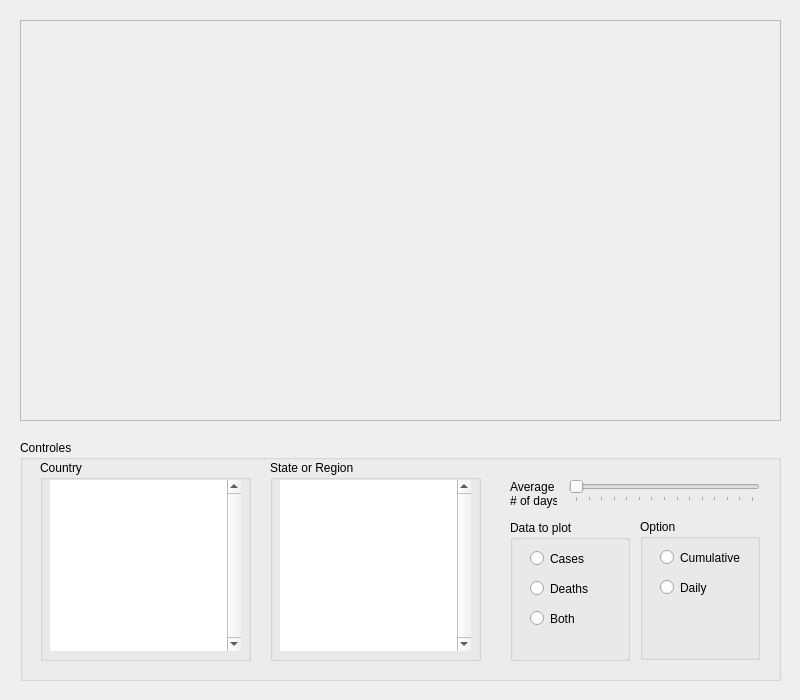
Scoowy/PythonLuisa, file proyecto-final-a-lfbermeo-main/gui/MainWindow.ui: the form before one commit.
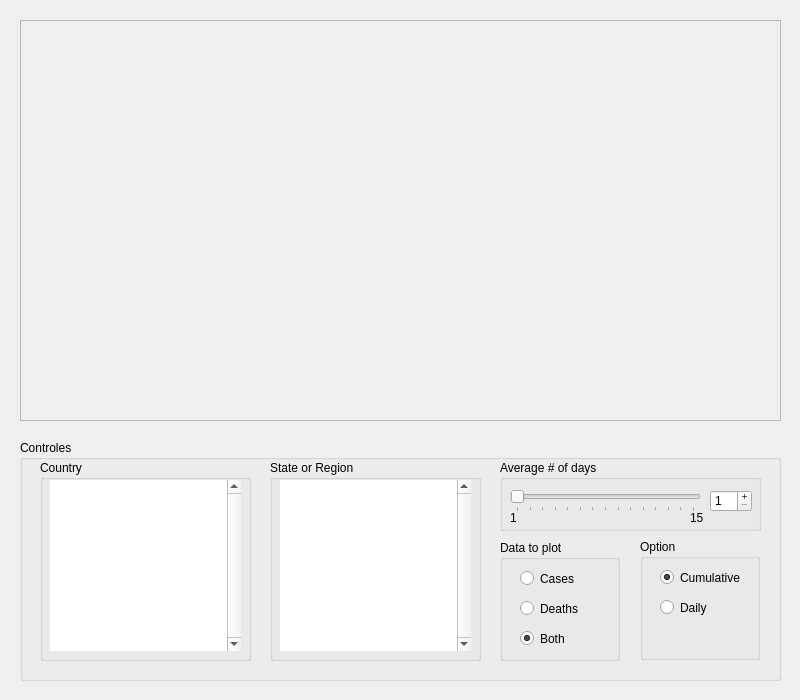
The form after the commit.

The edit to the form file:
```diff
--- a/proyecto-final-a-lfbermeo-main/gui/MainWindow.ui
+++ b/proyecto-final-a-lfbermeo-main/gui/MainWindow.ui
@@ -30,55 +30,13 @@
     <property name="title">
      <string>Controles</string>
     </property>
-    <widget class="QSlider" name="sldAverageDays">
-     <property name="geometry">
-      <rect>
-       <x>549</x>
-       <y>40</y>
-       <width>191</width>
-       <height>22</height>
-      </rect>
-     </property>
-     <property name="minimum">
-      <number>1</number>
-     </property>
-     <property name="maximum">
-      <number>15</number>
-     </property>
-     <property name="orientation">
-      <enum>Qt::Horizontal</enum>
-     </property>
-     <property name="tickPosition">
-      <enum>QSlider::TicksBelow</enum>
-     </property>
-     <property name="tickInterval">
-      <number>1</number>
-     </property>
-    </widget>
-    <widget class="QLabel" name="label_3">
-     <property name="geometry">
-      <rect>
-       <x>490</x>
-       <y>40</y>
-       <width>47</width>
-       <height>31</height>
-      </rect>
-     </property>
-     <property name="text">
-      <string>Average
-# of days</string>
-     </property>
-     <property name="alignment">
-      <set>Qt::AlignLeading|Qt::AlignLeft|Qt::AlignTop</set>
-     </property>
-    </widget>
     <widget class="QGroupBox" name="pnlOptions">
      <property name="geometry">
       <rect>
        <x>620</x>
-       <y>79</y>
+       <y>99</y>
        <width>120</width>
-       <height>141</height>
+       <height>121</height>
       </rect>
      </property>
      <property name="title">
@@ -96,6 +54,9 @@
       <property name="text">
        <string>Cumulative</string>
       </property>
+      <property name="checked">
+       <bool>true</bool>
+      </property>
      </widget>
      <widget class="QRadioButton" name="rdbDaily">
       <property name="geometry">
@@ -114,10 +75,10 @@
     <widget class="QGroupBox" name="pnlDataPlot">
      <property name="geometry">
       <rect>
-       <x>490</x>
-       <y>80</y>
+       <x>480</x>
+       <y>100</y>
        <width>120</width>
-       <height>141</height>
+       <height>121</height>
       </rect>
      </property>
      <property name="title">
@@ -161,6 +122,9 @@
       <property name="text">
        <string>Both</string>
       </property>
+      <property name="checked">
+       <bool>true</bool>
+      </property>
      </widget>
     </widget>
     <widget class="QGroupBox" name="pnlCuntry">
@@ -227,6 +191,116 @@
       </property>
      </widget>
     </widget>
+    <widget class="QGroupBox" name="groupBox">
+     <property name="geometry">
+      <rect>
+       <x>480</x>
+       <y>20</y>
+       <width>261</width>
+       <height>71</height>
+      </rect>
+     </property>
+     <property name="title">
+      <string>Average # of days</string>
+     </property>
+     <widget class="QSlider" name="sldAverageDays">
+      <property name="geometry">
+       <rect>
+        <x>10</x>
+        <y>30</y>
+        <width>191</width>
+        <height>22</height>
+       </rect>
+      </property>
+      <property name="cursor">
+       <cursorShape>PointingHandCursor</cursorShape>
+      </property>
+      <property name="minimum">
+       <number>1</number>
+      </property>
+      <property name="maximum">
+       <number>15</number>
+      </property>
+      <property name="pageStep">
+       <number>1</number>
+      </property>
+      <property name="orientation">
+       <enum>Qt::Horizontal</enum>
+      </property>
+      <property name="tickPosition">
+       <enum>QSlider::TicksBelow</enum>
+      </property>
+      <property name="tickInterval">
+       <number>1</number>
+      </property>
+     </widget>
+     <widget class="QLabel" name="label">
+      <property name="geometry">
+       <rect>
+        <x>10</x>
+        <y>50</y>
+        <width>16</width>
+        <height>16</height>
+       </rect>
+      </property>
+      <property name="text">
+       <string>1</string>
+      </property>
+      <property name="alignment">
+       <set>Qt::AlignLeading|Qt::AlignLeft|Qt::AlignVCenter</set>
+      </property>
+     </widget>
+     <widget class="QLabel" name="label_2">
+      <property name="geometry">
+       <rect>
+        <x>190</x>
+        <y>50</y>
+        <width>16</width>
+        <height>16</height>
+       </rect>
+      </property>
+      <property name="text">
+       <string>15</string>
+      </property>
+      <property name="alignment">
+       <set>Qt::AlignLeading|Qt::AlignLeft|Qt::AlignVCenter</set>
+      </property>
+     </widget>
+     <widget class="QSpinBox" name="spbRange">
+      <property name="geometry">
+       <rect>
+        <x>210</x>
+        <y>30</y>
+        <width>42</width>
+        <height>22</height>
+       </rect>
+      </property>
+      <property name="cursor">
+       <cursorShape>PointingHandCursor</cursorShape>
+      </property>
+      <property name="readOnly">
+       <bool>false</bool>
+      </property>
+      <property name="buttonSymbols">
+       <enum>QAbstractSpinBox::PlusMinus</enum>
+      </property>
+      <property name="correctionMode">
+       <enum>QAbstractSpinBox::CorrectToNearestValue</enum>
+      </property>
+      <property name="keyboardTracking">
+       <bool>false</bool>
+      </property>
+      <property name="minimum">
+       <number>1</number>
+      </property>
+      <property name="maximum">
+       <number>15</number>
+      </property>
+      <property name="singleStep">
+       <number>1</number>
+      </property>
+     </widget>
+    </widget>
    </widget>
    <widget class="QFrame" name="pnlPlot">
     <property name="geometry">
```
Left out of the diff: 25 changed lines with no effect on the pictures.
